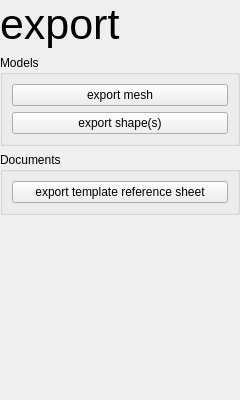
This is src/windows/ui/export_view.ui in nsmela/brachify as Qt 5 draws it before an edit. The edited form follows.
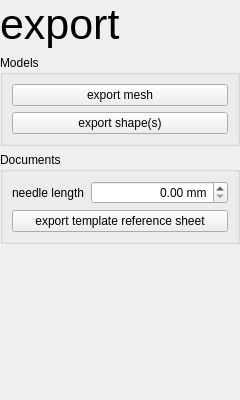
This is the edited form.

Patch:
```diff
--- a/src/windows/ui/export_view.ui
+++ b/src/windows/ui/export_view.ui
@@ -66,8 +66,28 @@
      <property name="title">
       <string>Documents</string>
      </property>
-     <layout class="QVBoxLayout" name="verticalLayout_3">
-      <item>
+     <layout class="QFormLayout" name="formLayout">
+      <item row="0" column="0">
+       <widget class="QLabel" name="label">
+        <property name="text">
+         <string>needle length</string>
+        </property>
+       </widget>
+      </item>
+      <item row="0" column="1">
+       <widget class="QDoubleSpinBox" name="sb_needle_length">
+        <property name="alignment">
+         <set>Qt::AlignRight|Qt::AlignTrailing|Qt::AlignVCenter</set>
+        </property>
+        <property name="suffix">
+         <string> mm</string>
+        </property>
+        <property name="maximum">
+         <double>350.000000000000000</double>
+        </property>
+       </widget>
+      </item>
+      <item row="1" column="0" colspan="2">
        <widget class="QPushButton" name="btn_export_template_reference">
         <property name="text">
          <string>export template reference sheet</string>
```
